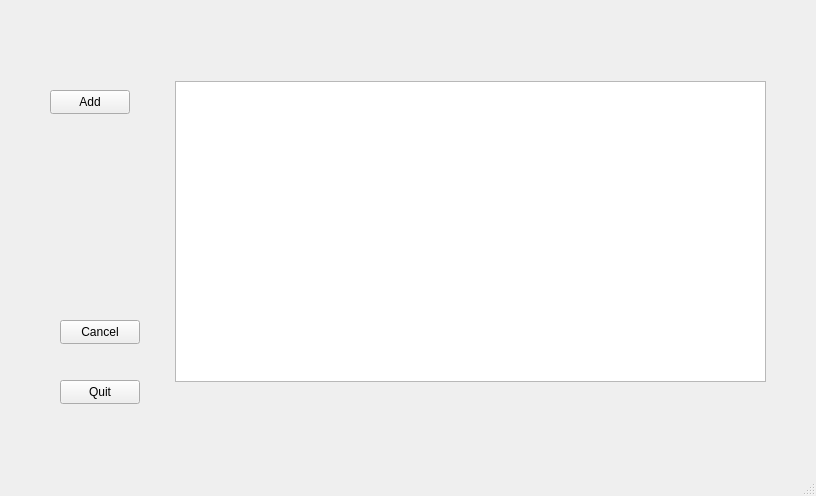
Before: the Qt Designer form Passer/datawindow.ui in gwentenjoyer/Passer, drawn with Qt 5.
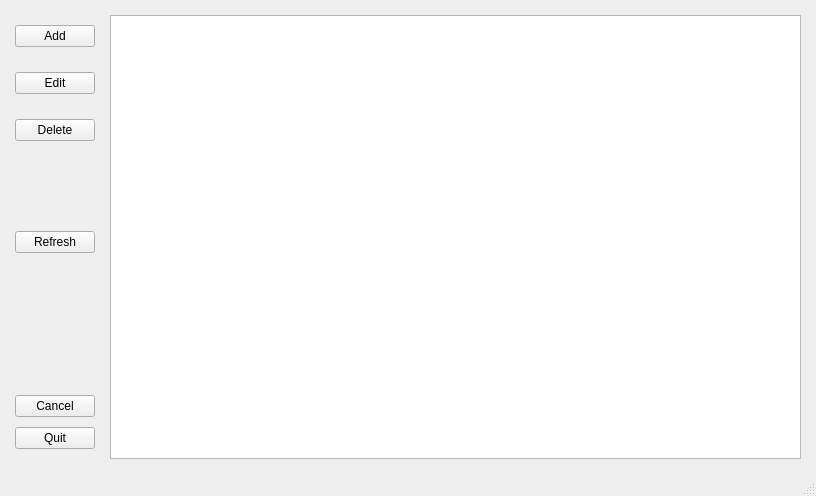
After: the same form once the commit is applied.

Commit message: changed forms to dynamically scale. added refresh button. AddEntry recreated

The edit to the form file:
```diff
--- a/Passer/datawindow.ui
+++ b/Passer/datawindow.ui
@@ -14,55 +14,127 @@
    <string>MainWindow</string>
   </property>
   <widget class="QWidget" name="centralwidget">
-   <widget class="QTableView" name="tableView">
-    <property name="geometry">
-     <rect>
-      <x>175</x>
-      <y>81</y>
-      <width>591</width>
-      <height>301</height>
-     </rect>
+   <layout class="QGridLayout" name="gridLayout" columnstretch="0,40" columnminimumwidth="10,400">
+    <property name="leftMargin">
+     <number>15</number>
     </property>
-   </widget>
-   <widget class="QPushButton" name="pbAdd">
-    <property name="geometry">
-     <rect>
-      <x>50</x>
-      <y>90</y>
-      <width>80</width>
-      <height>24</height>
-     </rect>
+    <property name="topMargin">
+     <number>15</number>
     </property>
-    <property name="text">
-     <string>Add</string>
+    <property name="rightMargin">
+     <number>15</number>
     </property>
-   </widget>
-   <widget class="QPushButton" name="pbQuit">
-    <property name="geometry">
-     <rect>
-      <x>60</x>
-      <y>380</y>
-      <width>80</width>
-      <height>24</height>
-     </rect>
+    <property name="bottomMargin">
+     <number>15</number>
     </property>
-    <property name="text">
-     <string>Quit</string>
+    <property name="horizontalSpacing">
+     <number>15</number>
     </property>
-   </widget>
-   <widget class="QPushButton" name="pbCancel">
-    <property name="geometry">
-     <rect>
-      <x>60</x>
-      <y>320</y>
-      <width>80</width>
-      <height>24</height>
-     </rect>
-    </property>
-    <property name="text">
-     <string>Cancel</string>
-    </property>
-   </widget>
+    <item row="0" column="0">
+     <layout class="QFormLayout" name="formLayout_3">
+      <property name="sizeConstraint">
+       <enum>QLayout::SetMinimumSize</enum>
+      </property>
+      <property name="verticalSpacing">
+       <number>20</number>
+      </property>
+      <property name="leftMargin">
+       <number>0</number>
+      </property>
+      <property name="topMargin">
+       <number>10</number>
+      </property>
+      <property name="bottomMargin">
+       <number>10</number>
+      </property>
+      <item row="0" column="0">
+       <layout class="QFormLayout" name="formLayout">
+        <property name="verticalSpacing">
+         <number>25</number>
+        </property>
+        <item row="0" column="0">
+         <widget class="QPushButton" name="pbAdd">
+          <property name="text">
+           <string>Add</string>
+          </property>
+         </widget>
+        </item>
+        <item row="1" column="0">
+         <widget class="QPushButton" name="pbEdit">
+          <property name="text">
+           <string>Edit</string>
+          </property>
+         </widget>
+        </item>
+        <item row="2" column="0">
+         <widget class="QPushButton" name="pbDelete">
+          <property name="text">
+           <string>Delete</string>
+          </property>
+         </widget>
+        </item>
+        <item row="4" column="0">
+         <widget class="QPushButton" name="pbRefresh">
+          <property name="text">
+           <string>Refresh</string>
+          </property>
+         </widget>
+        </item>
+        <item row="3" column="0">
+         <spacer name="verticalSpacer_2">
+          <property name="orientation">
+           <enum>Qt::Vertical</enum>
+          </property>
+          <property name="sizeHint" stdset="0">
+           <size>
+            <width>20</width>
+            <height>40</height>
+           </size>
+          </property>
+         </spacer>
+        </item>
+       </layout>
+      </item>
+      <item row="1" column="0">
+       <spacer name="verticalSpacer">
+        <property name="orientation">
+         <enum>Qt::Vertical</enum>
+        </property>
+        <property name="sizeHint" stdset="0">
+         <size>
+          <width>20</width>
+          <height>5</height>
+         </size>
+        </property>
+       </spacer>
+      </item>
+      <item row="2" column="0">
+       <layout class="QFormLayout" name="formLayout_2">
+        <property name="verticalSpacing">
+         <number>10</number>
+        </property>
+        <item row="0" column="0">
+         <widget class="QPushButton" name="pbCancel">
+          <property name="text">
+           <string>Cancel</string>
+          </property>
+         </widget>
+        </item>
+        <item row="1" column="0">
+         <widget class="QPushButton" name="pbQuit">
+          <property name="text">
+           <string>Quit</string>
+          </property>
+         </widget>
+        </item>
+       </layout>
+      </item>
+     </layout>
+    </item>
+    <item row="0" column="1">
+     <widget class="QTableView" name="tableView"/>
+    </item>
+   </layout>
   </widget>
   <widget class="QMenuBar" name="menubar">
    <property name="geometry">
```
The commit also changes 9 other files.
